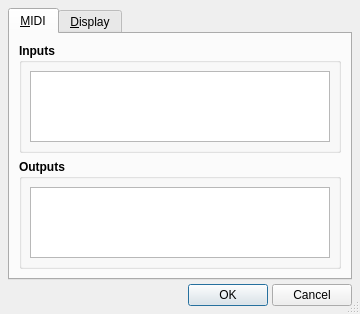
Old version of the form src/qxgeditOptionsForm.ui in the repository rncbc/qxgedit.
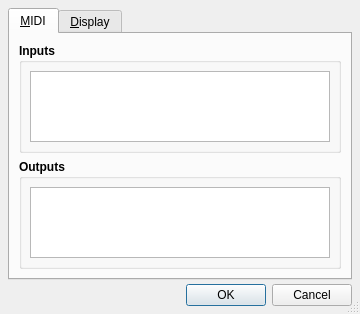
New version of the form. Icons and pictures are not drawn.

Commit message: - General standard dialog buttons layout is now in place.

```diff
--- a/src/qxgeditOptionsForm.ui
+++ b/src/qxgeditOptionsForm.ui
@@ -409,47 +409,14 @@
     </widget>
    </item>
    <item>
-    <layout class="QHBoxLayout">
-     <property name="spacing">
-      <number>4</number>
+    <widget class="QDialogButtonBox" name="DialogButtonBox">
+     <property name="orientation">
+      <enum>Qt::Horizontal</enum>
      </property>
-     <property name="margin">
-      <number>0</number>
+     <property name="standardButtons">
+      <set>QDialogButtonBox::Cancel|QDialogButtonBox::Ok</set>
      </property>
-     <item>
-      <spacer>
-       <property name="orientation">
-        <enum>Qt::Horizontal</enum>
-       </property>
-       <property name="sizeHint" stdset="0">
-        <size>
-         <width>240</width>
-         <height>20</height>
-        </size>
-       </property>
-      </spacer>
-     </item>
-     <item>
-      <widget class="QPushButton" name="OkPushButton">
-       <property name="text">
-        <string>OK</string>
-       </property>
-       <property name="icon">
-        <iconset resource="qxgedit.qrc">:/images/formAccept.png</iconset>
-       </property>
-      </widget>
-     </item>
-     <item>
-      <widget class="QPushButton" name="CancelPushButton">
-       <property name="text">
-        <string>Cancel</string>
-       </property>
-       <property name="icon">
-        <iconset resource="qxgedit.qrc">:/images/formReject.png</iconset>
-       </property>
-      </widget>
-     </item>
-    </layout>
+    </widget>
    </item>
   </layout>
  </widget>
```
Left out of the diff: 3 changed lines with no effect on the pictures. The commit also changes 5 other files.
